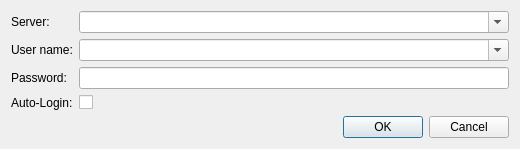
alexsmn/scada-client, file components/login/qt/login_dialog.ui: the form before one commit.
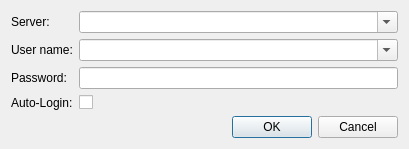
The form after the commit.

```diff
--- a/components/login/qt/login_dialog.ui
+++ b/components/login/qt/login_dialog.ui
@@ -6,7 +6,7 @@
    <rect>
     <x>0</x>
     <y>0</y>
-    <width>360</width>
+    <width>409</width>
     <height>146</height>
    </rect>
   </property>
@@ -38,7 +38,7 @@
         <bool>true</bool>
        </property>
        <property name="minimumContentsLength">
-        <number>50</number>
+        <number>30</number>
        </property>
       </widget>
      </item>
@@ -79,7 +79,7 @@
         <bool>true</bool>
        </property>
        <property name="minimumContentsLength">
-        <number>50</number>
+        <number>30</number>
        </property>
       </widget>
      </item>
```
